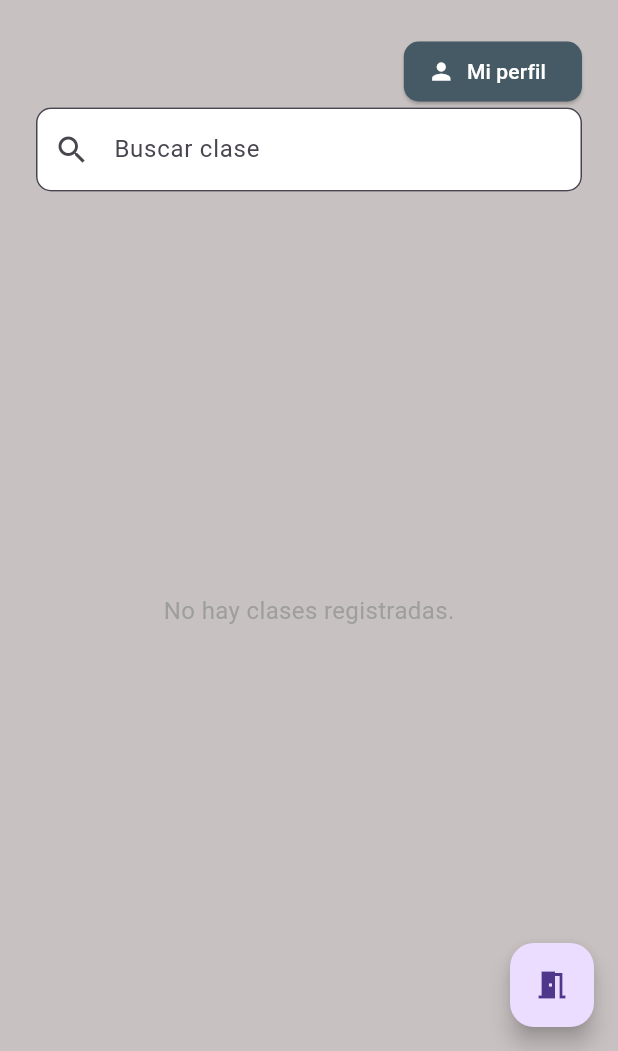
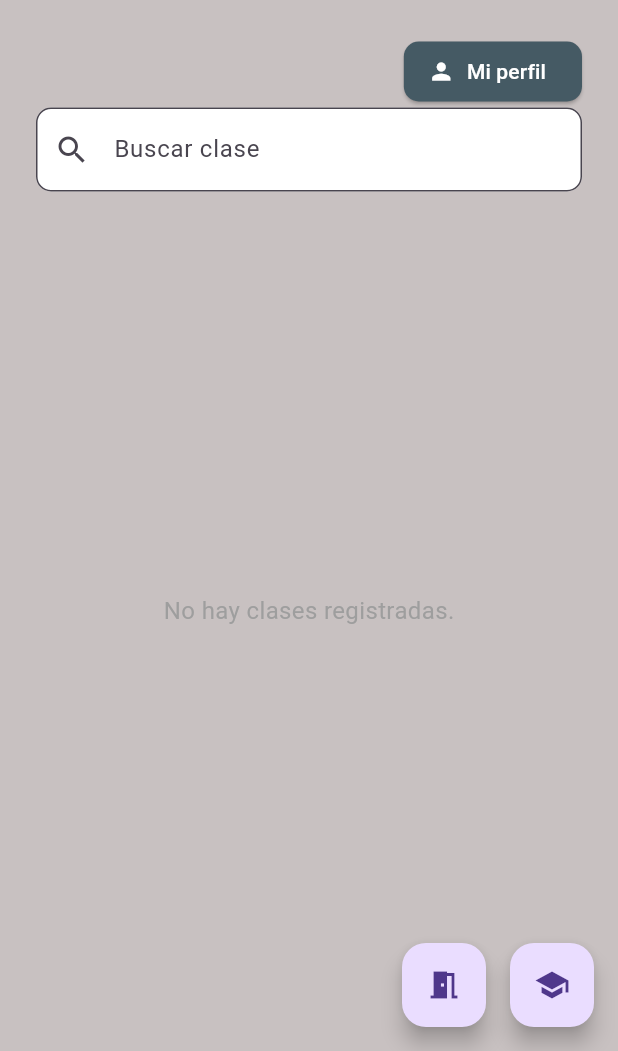
Before and after one commit to JJuvinao/exa_gammer_movil, a Flutter app: the HomeEstudiante screen opened directly, on a phone screen of 412 x 824 dp, the part 185-1236 px from its top. Run offline on Flutter 3.47's test engine with Material 3 defaults, Android fonts, the phone set to English and light mode, and no system bars; our stand-ins replace auto_size_text, get, get_storage; accounts and stored records are empty; network calls fail.

Commit message:
Otro boton  :D

```diff
--- a/lib/ui/home/estudiante/home_estudiante.dart
+++ b/lib/ui/home/estudiante/home_estudiante.dart
@@ -120,12 +120,23 @@ class HomeEstudiante extends StatelessWidget {
           ),
         ),
       ),
-      floatingActionButton: FloatingActionButton(
-        onPressed: () {
-          IngresarCodigo(context); // ✅ LLAMADA
-          Get.to(() => courseScreen());
-        },
-        child: const Icon(Icons.meeting_room),
+      floatingActionButton: Row(
+        mainAxisAlignment: MainAxisAlignment.end,
+        children: [
+          FloatingActionButton(
+            onPressed: () {
+              IngresarCodigo(context);
+            },
+            child: const Icon(Icons.meeting_room),
+          ),
+          const SizedBox(width: 16),
+          FloatingActionButton(
+            onPressed: () {
+              Get.to(() => courseScreen());
+            },
+            child: const Icon(Icons.school),
+          ),
+        ],
       ),
     );
   }
```
